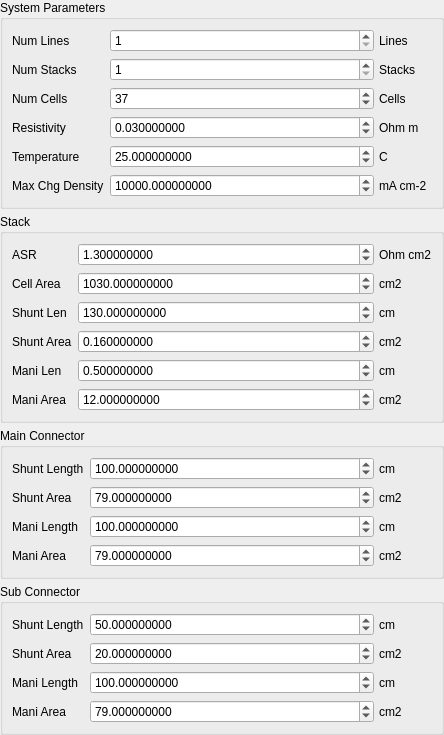
This is app/src/view/shuntcur/shuntcursimpccconfigpanel.ui in daitenshionyan/vrfbcalc-cpp as Qt 5 draws it before an edit. The edited form follows.
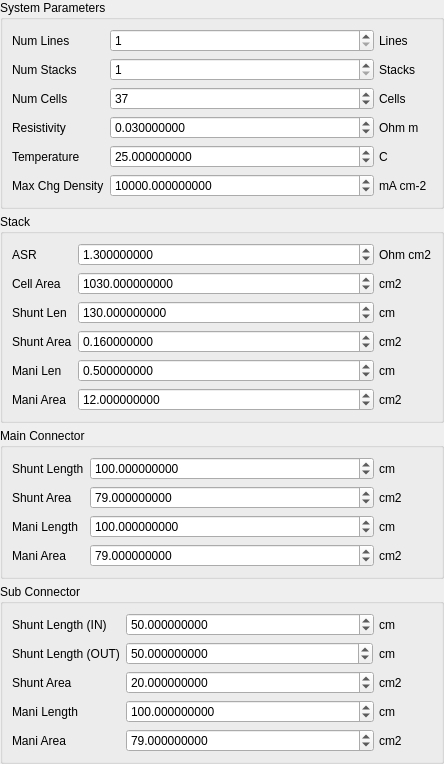
This is the edited form.

Commit message: Add different shunt lengths

```diff
--- a/app/src/view/shuntcur/shuntcursimpccconfigpanel.ui
+++ b/app/src/view/shuntcur/shuntcursimpccconfigpanel.ui
@@ -1025,7 +1025,7 @@
       <item row="0" column="0">
        <widget class="QLabel" name="connShuntLenLabel">
         <property name="text">
-         <string>Shunt Length</string>
+         <string>Shunt Length (IN)</string>
         </property>
        </widget>
       </item>
@@ -1082,14 +1082,14 @@
         </layout>
        </widget>
       </item>
-      <item row="1" column="0">
+      <item row="2" column="0">
        <widget class="QLabel" name="connShuntAreaLabel">
         <property name="text">
          <string>Shunt Area</string>
         </property>
        </widget>
       </item>
-      <item row="1" column="1">
+      <item row="2" column="1">
        <widget class="QWidget" name="connShuntAreaBox" native="true">
         <layout class="QHBoxLayout" name="horizontalLayout_10">
          <property name="spacing">
@@ -1142,14 +1142,14 @@
         </layout>
        </widget>
       </item>
-      <item row="2" column="0">
+      <item row="3" column="0">
        <widget class="QLabel" name="connManiLenLabel">
         <property name="text">
          <string>Mani Length</string>
         </property>
        </widget>
       </item>
-      <item row="2" column="1">
+      <item row="3" column="1">
        <widget class="QWidget" name="connManiLenBox" native="true">
         <layout class="QHBoxLayout" name="horizontalLayout_11">
          <property name="spacing">
@@ -1202,14 +1202,14 @@
         </layout>
        </widget>
       </item>
-      <item row="3" column="0">
+      <item row="4" column="0">
        <widget class="QLabel" name="connManiAreaLabel">
         <property name="text">
          <string>Mani Area</string>
         </property>
        </widget>
       </item>
-      <item row="3" column="1">
+      <item row="4" column="1">
        <widget class="QWidget" name="connManiAreaBox" native="true">
         <layout class="QHBoxLayout" name="horizontalLayout_12">
          <property name="spacing">
@@ -1262,6 +1262,57 @@
         </layout>
        </widget>
       </item>
+      <item row="1" column="0">
+       <widget class="QLabel" name="connShuntLenOutLabel">
+        <property name="text">
+         <string>Shunt Length (OUT)</string>
+        </property>
+       </widget>
+      </item>
+      <item row="1" column="1">
+       <widget class="QWidget" name="connShuntLenOutBox" native="true">
+        <layout class="QHBoxLayout" name="horizontalLayout">
+         <property name="leftMargin">
+          <number>0</number>
+         </property>
+         <property name="topMargin">
+          <number>0</number>
+         </property>
+         <property name="rightMargin">
+          <number>0</number>
+         </property>
+         <property name="bottomMargin">
+          <number>0</number>
+         </property>
+         <item>
+          <widget class="QDoubleSpinBox" name="connShuntLenOutField">
+           <property name="decimals">
+            <number>9</number>
+           </property>
+           <property name="maximum">
+            <double>9999999999.000000000000000</double>
+           </property>
+           <property name="value">
+            <double>50.000000000000000</double>
+           </property>
+          </widget>
+         </item>
+         <item>
+          <widget class="QLabel" name="connShuntLenOutUnitLabel">
+           <property name="maximumSize">
+            <size>
+             <width>53</width>
+             <height>16777215</height>
+            </size>
+           </property>
+           <property name="text">
+            <string>cm</string>
+           </property>
+          </widget>
+         </item>
+        </layout>
+       </widget>
+      </item>
      </layout>
     </widget>
    </item>
```
Left out of the diff: 8 changed lines with no effect on the pictures. The commit also changes 5 other files.
